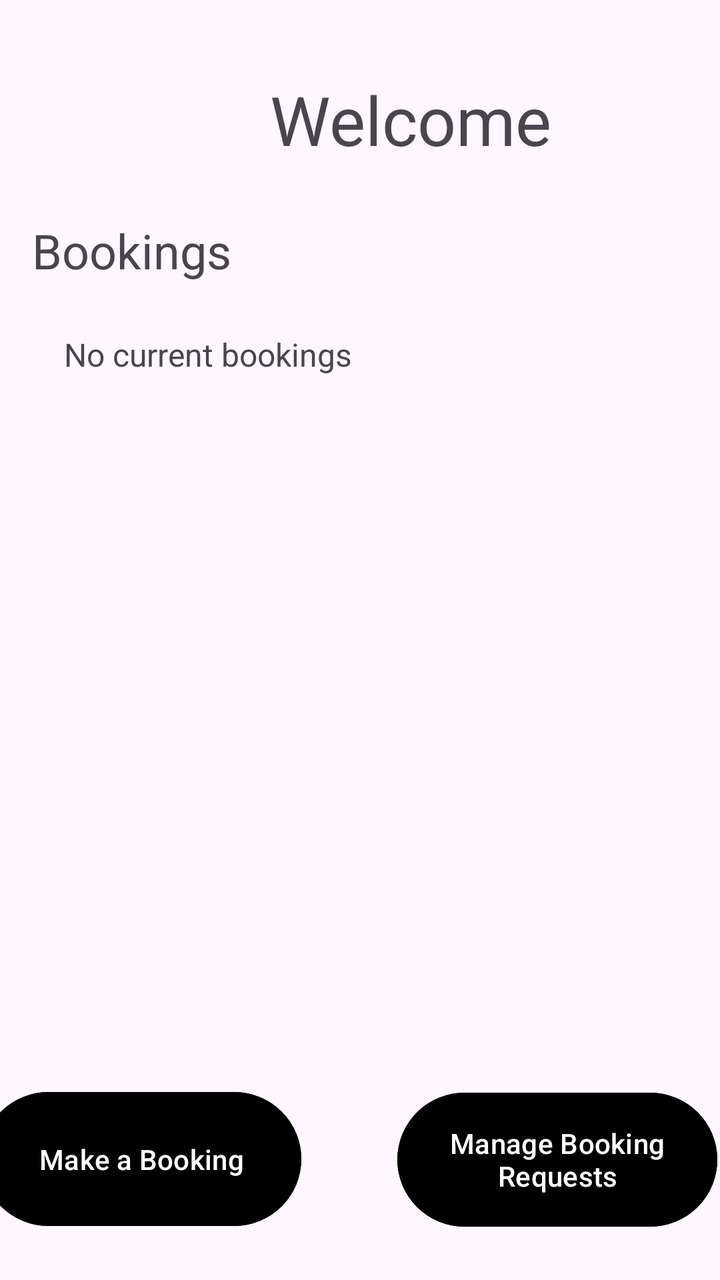
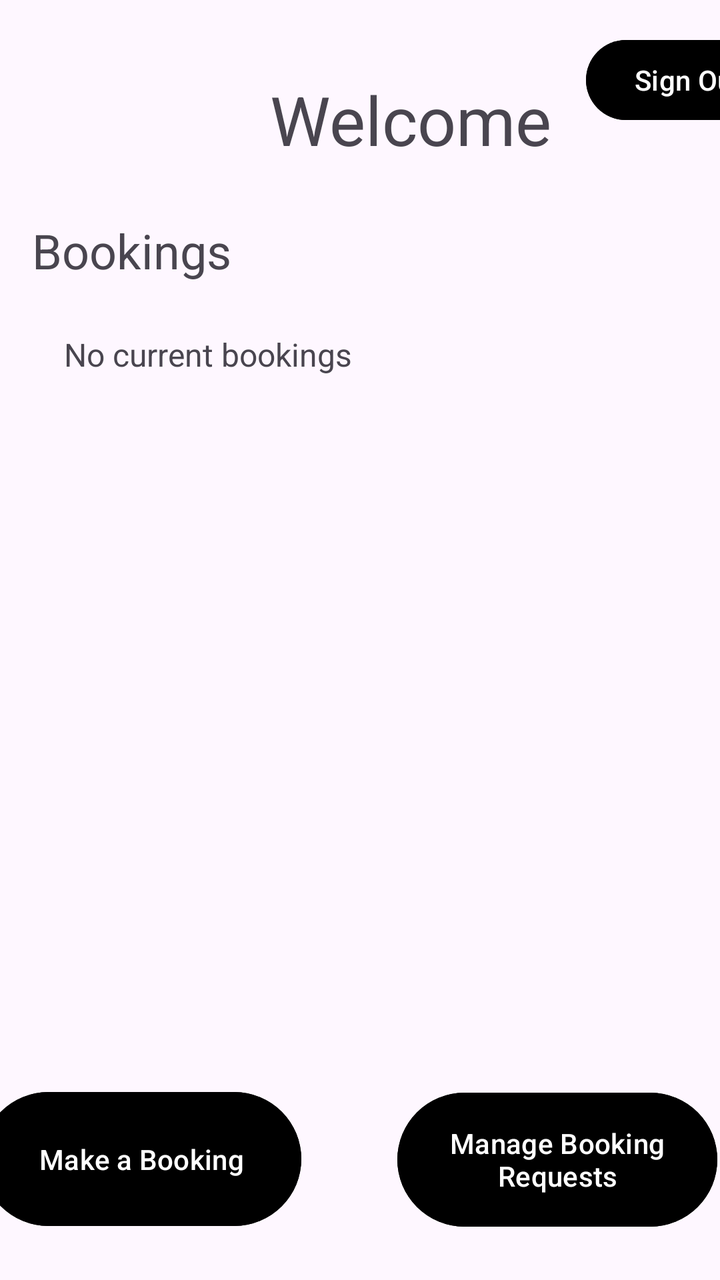

Two renders of the same Android screen: before a commit and after it. Below are the layout's source before the change and the commit's diff.
<!-- AndroidManifest.xml: application theme Theme.COMP2000Project -->
<!-- res/layout/activity_main.xml -->
<?xml version="1.0" encoding="utf-8"?>
<androidx.constraintlayout.widget.ConstraintLayout xmlns:android="http://schemas.android.com/apk/res/android"
    xmlns:app="http://schemas.android.com/apk/res-auto"
    xmlns:tools="http://schemas.android.com/tools"
    android:id="@+id/main"
    android:layout_width="match_parent"
    android:layout_height="match_parent"
    tools:context=".MainActivity">

    <Button
        android:id="@+id/btnRequests"
        android:layout_width="160dp"
        android:layout_height="75dp"
        android:layout_marginStart="24dp"
        android:layout_marginTop="460dp"
        android:layout_marginEnd="39dp"
        android:backgroundTint="@color/black"
        android:text="@string/manage_booking_requests"
        app:layout_constraintEnd_toEndOf="parent"
        app:layout_constraintStart_toEndOf="@+id/btnBookings"
        app:layout_constraintTop_toBottomOf="@+id/textView4" />

    <Button
        android:id="@+id/btnBookings"
        android:layout_width="160dp"
        android:layout_height="75dp"
        android:layout_marginStart="28dp"
        android:layout_marginTop="354dp"
        android:layout_marginEnd="24dp"
        android:backgroundTint="@color/black"
        android:text="@string/make_a_booking"
        android:textAllCaps="false"
        app:layout_constraintEnd_toStartOf="@+id/btnRequests"
        app:layout_constraintStart_toStartOf="parent"
        app:layout_constraintTop_toBottomOf="@+id/textView6" />

    <TextView
        android:id="@+id/textView4"
        android:layout_width="wrap_content"
        android:layout_height="wrap_content"
        android:layout_marginStart="135dp"
        android:layout_marginTop="37dp"
        android:text="Welcome"
        android:textSize="34sp"
        app:layout_constraintStart_toStartOf="parent"
        app:layout_constraintTop_toTopOf="parent" />

    <TextView
        android:id="@+id/textView5"
        android:layout_width="wrap_content"
        android:layout_height="wrap_content"
        android:layout_marginStart="16dp"
        android:layout_marginTop="109dp"
        android:text="Bookings"
        android:textSize="24sp"
        app:layout_constraintStart_toStartOf="parent"
        app:layout_constraintTop_toTopOf="parent" />

    <TextView
        android:id="@+id/textView6"
        android:layout_width="wrap_content"
        android:layout_height="wrap_content"
        android:layout_marginStart="32dp"
        android:layout_marginTop="25dp"
        android:text="No current bookings"
        android:textSize="16sp"
        app:layout_constraintStart_toStartOf="parent"
        app:layout_constraintTop_toBottomOf="@+id/textView5" />

</androidx.constraintlayout.widget.ConstraintLayout>
<!-- resources referenced by this layout -->
<resources>
  <color name="black">#FF000000</color>
  <string name="make_a_booking">Make a Booking</string>
  <string name="manage_booking_requests">Manage Booking Requests</string>
  <style name="Theme.COMP2000Project" parent="Base.Theme.COMP2000Project" />
  <style name="Base.Theme.COMP2000Project" parent="Theme.Material3.DayNight.NoActionBar">
          
          
      </style>
</resources>

<!-- the commit's change to res/layout/activity_main.xml (unified diff, before → after) -->
@@ -67,4 +67,15 @@
         app:layout_constraintStart_toStartOf="parent"
         app:layout_constraintTop_toBottomOf="@+id/textView5" />
 
+    <Button
+        android:id="@+id/btn_signout_manager"
+        android:layout_width="wrap_content"
+        android:layout_height="wrap_content"
+        android:layout_marginStart="17dp"
+        android:layout_marginTop="16dp"
+        android:backgroundTint="@color/black"
+        android:text="Sign Out"
+        app:layout_constraintStart_toEndOf="@+id/textView4"
+        app:layout_constraintTop_toTopOf="parent" />
+
 </androidx.constraintlayout.widget.ConstraintLayout>
